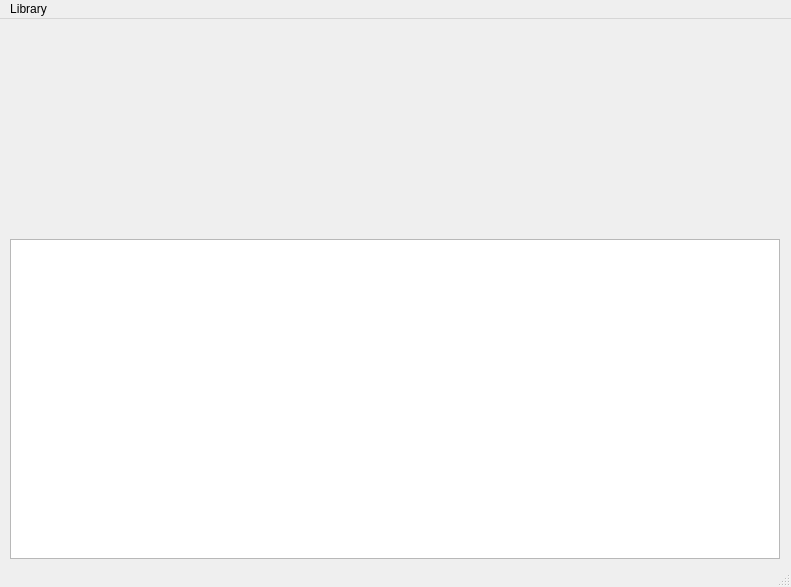
Scanframe/sf-mod-app, file rt-shared-lib/app/rt-lib-app/mainwindow.ui: the form before one commit.
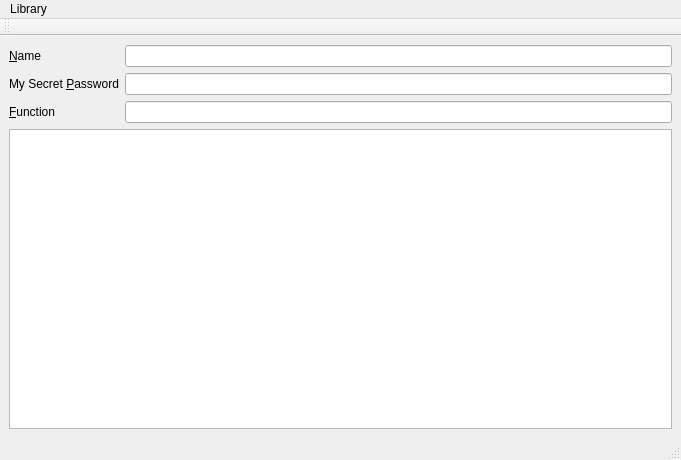
The form after the commit. Icons and pictures are not drawn.

What changed in the file:
```diff
--- a/rt-shared-lib/app/rt-lib-app/mainwindow.ui
+++ b/rt-shared-lib/app/rt-lib-app/mainwindow.ui
@@ -6,10 +6,16 @@
    <rect>
     <x>0</x>
     <y>0</y>
-    <width>791</width>
-    <height>587</height>
+    <width>681</width>
+    <height>460</height>
    </rect>
   </property>
+  <property name="sizePolicy">
+   <sizepolicy hsizetype="Preferred" vsizetype="Preferred">
+    <horstretch>0</horstretch>
+    <verstretch>0</verstretch>
+   </sizepolicy>
+  </property>
   <property name="windowTitle">
    <string>Runtime Dynamic Library Loader Test</string>
   </property>
@@ -17,41 +23,69 @@
    <bool>true</bool>
   </property>
   <widget class="QWidget" name="centralwidget">
-   <widget class="QListView" name="listView">
-    <property name="enabled">
-     <bool>true</bool>
-    </property>
-    <property name="geometry">
-     <rect>
-      <x>10</x>
-      <y>220</y>
-      <width>770</width>
-      <height>320</height>
-     </rect>
-    </property>
-    <property name="minimumSize">
-     <size>
-      <width>770</width>
-      <height>320</height>
-     </size>
-    </property>
-    <property name="maximumSize">
-     <size>
-      <width>770</width>
-      <height>16777215</height>
-     </size>
-    </property>
-    <property name="resizeMode">
-     <enum>QListView::Adjust</enum>
-    </property>
-   </widget>
+   <layout class="QFormLayout" name="formLayout">
+    <item row="0" column="0">
+     <widget class="QLabel" name="labelName">
+      <property name="sizePolicy">
+       <sizepolicy hsizetype="Preferred" vsizetype="Minimum">
+        <horstretch>0</horstretch>
+        <verstretch>0</verstretch>
+       </sizepolicy>
+      </property>
+      <property name="text">
+       <string>&amp;Name</string>
+      </property>
+      <property name="buddy">
+       <cstring>lineEditName</cstring>
+      </property>
+     </widget>
+    </item>
+    <item row="0" column="1">
+     <widget class="QLineEdit" name="lineEditName"/>
+    </item>
+    <item row="1" column="0">
+     <widget class="QLabel" name="labelPassword">
+      <property name="sizePolicy">
+       <sizepolicy hsizetype="Preferred" vsizetype="Minimum">
+        <horstretch>0</horstretch>
+        <verstretch>0</verstretch>
+       </sizepolicy>
+      </property>
+      <property name="text">
+       <string>My Secret &amp;Password</string>
+      </property>
+      <property name="buddy">
+       <cstring>lineEditPassword</cstring>
+      </property>
+     </widget>
+    </item>
+    <item row="1" column="1">
+     <widget class="QLineEdit" name="lineEditPassword"/>
+    </item>
+    <item row="2" column="0">
+     <widget class="QLabel" name="labelFunction">
+      <property name="text">
+       <string>&amp;Function</string>
+      </property>
+      <property name="buddy">
+       <cstring>lineEditFunction</cstring>
+      </property>
+     </widget>
+    </item>
+    <item row="2" column="1">
+     <widget class="QLineEdit" name="lineEditFunction"/>
+    </item>
+    <item row="3" column="0" colspan="2">
+     <widget class="QListWidget" name="listWidget"/>
+    </item>
+   </layout>
   </widget>
   <widget class="QMenuBar" name="menubar">
    <property name="geometry">
     <rect>
      <x>0</x>
      <y>0</y>
-     <width>791</width>
+     <width>681</width>
      <height>22</height>
     </rect>
    </property>
@@ -65,6 +99,17 @@
    <addaction name="menuLibrary"/>
   </widget>
   <widget class="QStatusBar" name="statusbar"/>
+  <widget class="QToolBar" name="toolBar">
+   <property name="windowTitle">
+    <string>toolBar</string>
+   </property>
+   <attribute name="toolBarArea">
+    <enum>TopToolBarArea</enum>
+   </attribute>
+   <attribute name="toolBarBreak">
+    <bool>false</bool>
+   </attribute>
+  </widget>
   <action name="actionLoad_A">
    <property name="text">
     <string>Load A</string>
```
Left out of the diff: 13 changed lines with no effect on the pictures.
